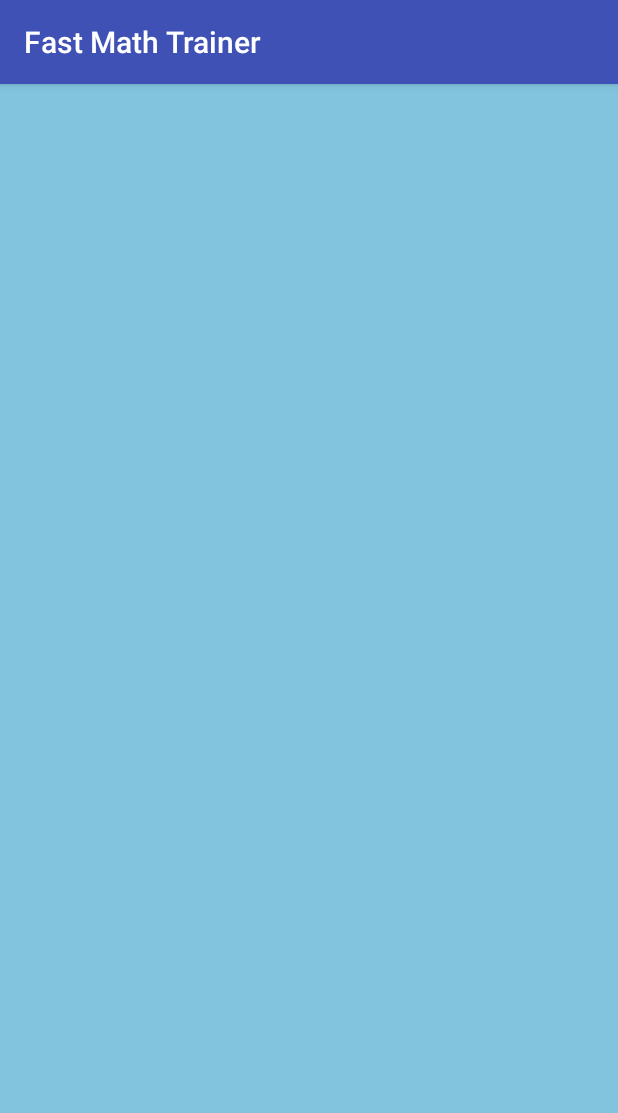
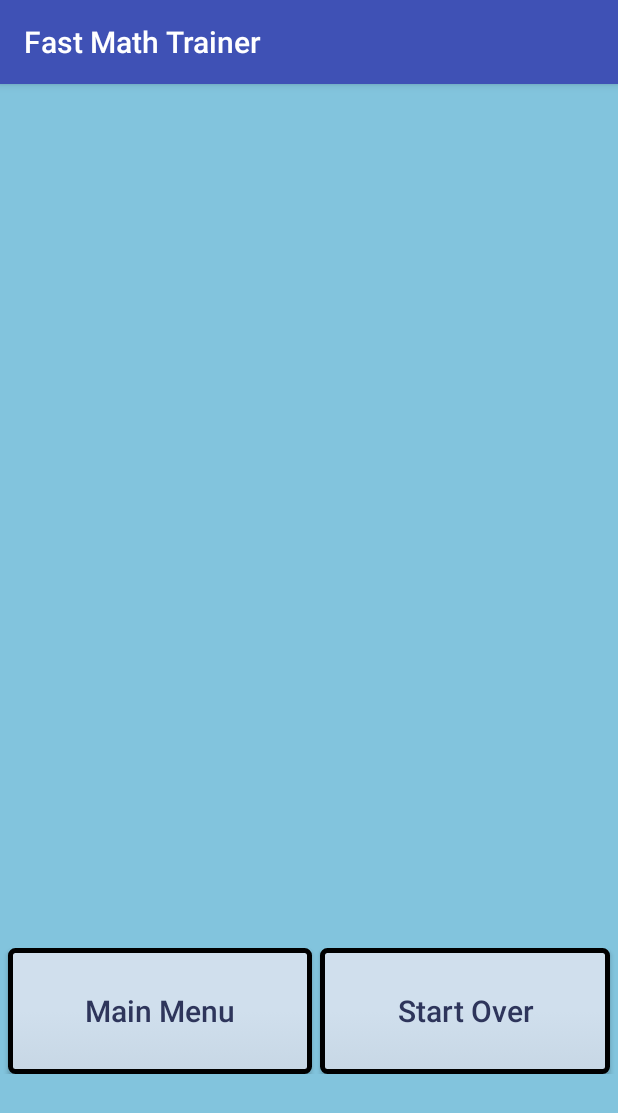
Before and after one commit to bminton3/FastMathTrainer2, an Android app: the WinningScreenActivity screen opened directly, with no data from a screen before it, on a phone screen of 412 x 824 dp. Shown: the top 1113 px of the screen. Run offline under Robolectric (Android 15) with nearby library versions, the phone set to English and light mode, and no system bars; 1 statement that could not run was skipped.

Commit message:
added subtract, multiply, divide. Added main menu and restart buttons to winning screen

```diff
--- a/app/src/main/java/com/minton/fastmathtrainer/WinningScreenActivity.kt
+++ b/app/src/main/java/com/minton/fastmathtrainer/WinningScreenActivity.kt
@@ -3,7 +3,9 @@ package com.minton.fastmathtrainer
 import android.support.v7.app.AppCompatActivity
 import android.os.Bundle
 import android.content.Intent
+import android.widget.Button
 import android.widget.TextView
+import com.minton.fastmathtrainer.MathCards.AdditionCardsActivity
 
 
 class WinningScreenActivity : AppCompatActivity() {
@@ -12,6 +14,26 @@ class WinningScreenActivity : AppCompatActivity() {
         super.onCreate(savedInstanceState)
         setContentView(R.layout.activity_winning_screen)
 
+        fillWinningTextValues()
+
+        val callingActivity = callingActivity.className
+
+
+        /** buttons - need a better way to code this */
+        val menu : Button = findViewById<Button>(R.id.menu)
+        menu.setOnClickListener {
+            val addIntent = Intent(this, MainMenuActivity::class.java)
+            this.startActivity(addIntent)
+        }
+
+        val reset : Button = findViewById<Button>(R.id.reset)
+        reset.setOnClickListener {
+            val addIntent = Intent(this, Class.forName(callingActivity))
+            this.startActivity(addIntent)
+        }
+    }
+
+    private fun fillWinningTextValues() {
         val intent = intent
 
         val message = intent.getStringExtra("MESSAGE")
--- a/app/src/main/res/layout/activity_math_cards.xml
+++ b/app/src/main/res/layout/activity_math_cards.xml
@@ -4,7 +4,7 @@
     android:layout_height="fill_parent"
     android:orientation="vertical"
     android:background="#82c4dd">
-    tools:context="com.minton.fastmathtrainer.MathCardsActivity">
+    tools:context="com.minton.fastmathtrainer.MathCards.MathCardsActivity">
 
     <!-- The primary full-screen view. This can be replaced with whatever view
          is needed to present your content, e.g. VideoView, SurfaceView,
--- a/app/src/main/res/layout/activity_winning_screen.xml
+++ b/app/src/main/res/layout/activity_winning_screen.xml
@@ -11,7 +11,7 @@
     <LinearLayout
         android:layout_width="match_parent"
         android:layout_height="0dp"
-        android:layout_weight=".4"
+        android:layout_weight=".5"
         android:orientation="horizontal"
         android:background="#82c4dd">
 
@@ -47,4 +47,42 @@
             android:textStyle="bold" />
     </LinearLayout>
 
+    <LinearLayout
+        android:layout_width="match_parent"
+        android:layout_height="0dp"
+        android:layout_weight=".25"
+        android:orientation="horizontal"
+        android:background="#82c4dd">
+        <TableLayout
+            android:layout_width="match_parent"
+            android:layout_height="match_parent"
+            android:stretchColumns="*"
+            android:weightSum="4" >
+
+        <TableRow android:layout_weight="1" >
+            <Button
+                android:id="@+id/menu"
+                android:layout_height="match_parent"
+                android:layout_width="match_parent"
+                android:layout_marginLeft="5dp"
+                android:layout_marginRight="5dp"
+                android:background="@drawable/flatbuttonstate"
+                android:text="@string/menu"
+                android:textAllCaps="false"
+                android:textColor="#2e355b"
+                android:textSize="20sp"/>
+            <Button
+                android:id="@+id/reset"
+                android:layout_height="match_parent"
+                android:layout_width="match_parent"
+                android:layout_marginRight="5dp"
+                android:background="@drawable/flatbuttonstate"
+                android:text="@string/reset"
+                android:textAllCaps="false"
+                android:textColor="#2e355b"
+                android:textSize="20sp"/>
+        </TableRow>
+        </TableLayout>
+    </LinearLayout>
+
 </LinearLayout>
--- a/app/src/main/res/values/strings.xml
+++ b/app/src/main/res/values/strings.xml
@@ -16,6 +16,8 @@
 
     <!-- winning screen -->
     <string name="message">%1s</string>
+    <string name="reset">Start Over</string>
+    <string name="menu">Main Menu</string>
 
     <!-- num pad -->
     <string name="one">1</string>
--- a/build.gradle
+++ b/build.gradle
@@ -7,7 +7,7 @@ buildscript {
         jcenter()
     }
     dependencies {
-        classpath 'com.android.tools.build:gradle:3.0.0-alpha5'
+        classpath 'com.android.tools.build:gradle:3.0.0-alpha6'
         classpath "org.jetbrains.kotlin:kotlin-gradle-plugin:$kotlin_version"
 
         // NOTE: Do not place your application dependencies here; they belong
```
Also changed, not shown: app/src/main/AndroidManifest.xml (+7 -3 lines), app/src/main/java/com/minton/fastmathtrainer/MainMenuActivity.kt (+22 -4 lines), app/src/main/java/com/minton/fastmathtrainer/MathCards/AdditionCardsActivity.kt (added, +18 -0 lines), app/src/main/java/com/minton/fastmathtrainer/MathCards/DivisionCardsActivity.kt (added, +20 -0 lines), app/src/main/java/com/minton/fastmathtrainer/MathCards/MathCardsActivity.kt (renamed from app/src/main/java/com/minton/fastmathtrainer/MathCardsActivity.kt, +15 -19 lines), app/src/main/java/com/minton/fastmathtrainer/MathCards/MultiplicationCardsActivity.kt (added, +19 -0 lines), app/src/main/java/com/minton/fastmathtrainer/MathCards/SubtractionCardsActivity.kt (added, +24 -0 lines).
